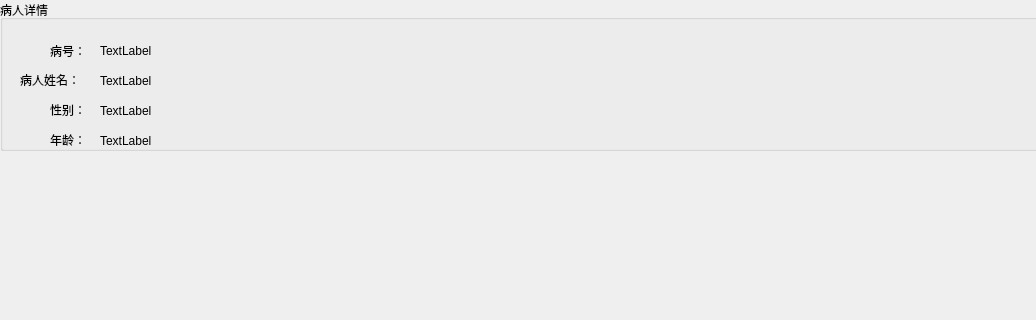
This is diagnosiswindow.ui in zhbean/Hospital_MIS as Qt 5 draws it before an edit; both pictures show x 0 to 1036 and y 0 to 320 of the 1036 by 583 pixel window. The edited form follows.
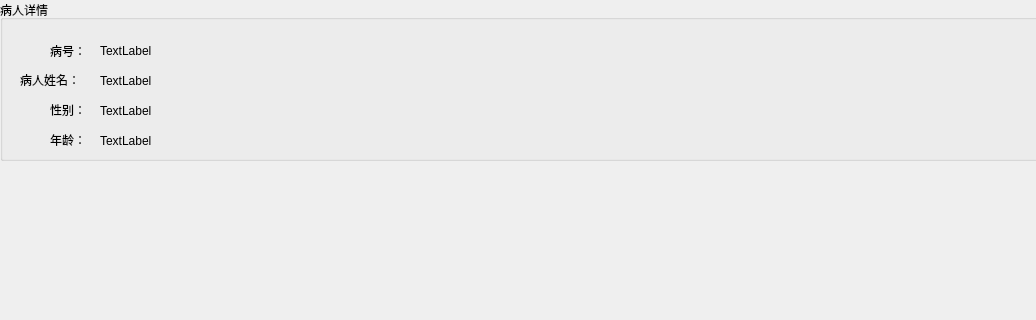
This is the edited form.

```diff
--- a/diagnosiswindow.ui
+++ b/diagnosiswindow.ui
@@ -20,7 +20,7 @@
       <x>0</x>
       <y>0</y>
       <width>1041</width>
-      <height>151</height>
+      <height>161</height>
      </rect>
     </property>
     <property name="title">
```
